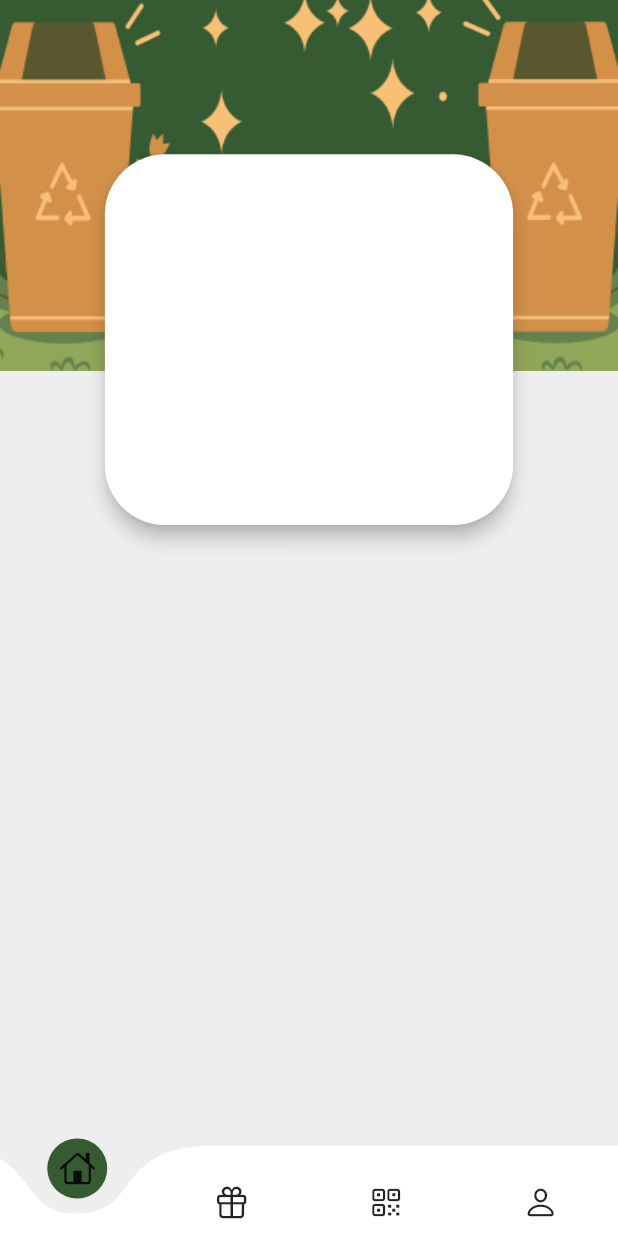
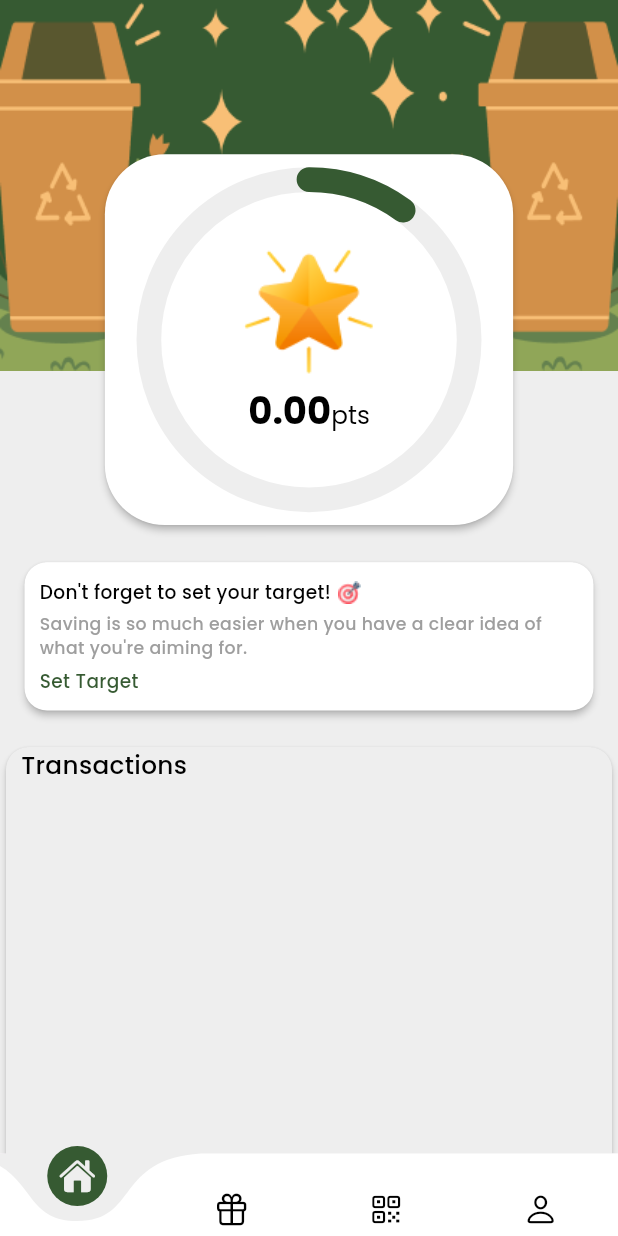
Before and after one commit to kimrolx/EcoPoints-Mobile, a Flutter app: the screen it shows once a user with an empty profile is signed in, on a phone screen of 412 x 824 dp. Run offline on Flutter 3.47's test engine with Material 3 defaults, Android fonts, the phone set to English and light mode, and no system bars; drawn by our look-alikes of curved_navigation_bar, percent_indicator; our stand-ins replace firebase_auth, firebase_core, flutter_spinkit, flutter_svg, form_field_validator, gap and 5 more; accounts and stored records are empty.

Commit message:
added placeholders for dynamic data in homescreen, improved bottom navbar design

```diff
--- a/lib/src/features/screens/account-screen/account_screen.dart
+++ b/lib/src/features/screens/account-screen/account_screen.dart
@@ -29,7 +29,12 @@ class AccountScreen extends StatelessWidget {
     );
   }
 
-  onLogoutClick(BuildContext context) {
-    WaitingDialog.show(context, future: AuthController.I.logout());
+  void onLogoutClick(BuildContext context) {
+    WaitingDialog.show(
+      context,
+      future: Future.delayed(const Duration(seconds: 1)).then((_) async {
+        await AuthController.I.logout();
+      }),
+    );
   }
 }
--- a/lib/src/features/screens/home-screen/home_screen.dart
+++ b/lib/src/features/screens/home-screen/home_screen.dart
@@ -1,7 +1,10 @@
 import 'package:ecopoints/src/components/constants/colors/ecopoints_colors.dart';
+import 'package:ecopoints/src/features/screens/home-screen/widgets/goal_setter.dart';
 import 'package:ecopoints/src/features/screens/home-screen/widgets/points_indicator.dart';
+import 'package:ecopoints/src/features/screens/home-screen/widgets/transactions.dart';
 import 'package:ecopoints/src/features/screens/home-screen/widgets/trashcan_background.dart';
 import 'package:flutter/material.dart';
+import 'package:gap/gap.dart';
 
 class HomeScreen extends StatelessWidget {
   static const String route = "/home";
@@ -17,14 +20,38 @@ class HomeScreen extends StatelessWidget {
 
     return Scaffold(
       backgroundColor: EcoPointsColors.lighGray,
-      body: SizedBox(
-        height: height,
-        width: width,
-        child: const Stack(
-          children: [
-            TrashcanBackgroundHomeScreen(),
-            PointsIndicatorHomeScreen(),
-          ],
+      body: SingleChildScrollView(
+        physics: const BouncingScrollPhysics(),
+        child: SizedBox(
+          height: height,
+          width: width,
+          child: Stack(
+            children: [
+              const TrashcanBackgroundHomeScreen(),
+              Positioned(
+                top: height * 0.12,
+                left: width * 0.16,
+                right: width * 0.16,
+                child: const PointsIndicatorHomeScreen(),
+              ),
+              Positioned(
+                top: height * 0.45,
+                left: 0,
+                right: 0,
+                child: Column(
+                  crossAxisAlignment: CrossAxisAlignment.start,
+                  children: [
+                    Padding(
+                      padding: EdgeInsets.symmetric(horizontal: width * 0.03),
+                      child: const GoalSetterHomeScreen(),
+                    ),
+                    Gap(height * 0.02),
+                    const TransactionsHomeScreen()
+                  ],
+                ),
+              ),
+            ],
+          ),
         ),
       ),
     );
--- /dev/null
+++ b/lib/src/features/screens/home-screen/widgets/goal_setter.dart
@@ -0,0 +1,68 @@
+import 'package:ecopoints/src/components/constants/text_style/ecopoints_themes.dart';
+import 'package:flutter/material.dart';
+import 'package:gap/gap.dart';
+
+import '../../../../components/constants/colors/ecopoints_colors.dart';
+
+class GoalSetterHomeScreen extends StatelessWidget {
+  const GoalSetterHomeScreen({super.key});
+
+  @override
+  Widget build(BuildContext context) {
+    double width = MediaQuery.of(context).size.width;
+    double height = MediaQuery.of(context).size.height;
+
+    return Card(
+      shape: RoundedRectangleBorder(borderRadius: BorderRadius.circular(15)),
+      color: EcoPointsColors.white,
+      elevation: 2,
+      child: SizedBox(
+        height: height * 0.12,
+        width: width,
+        child: Padding(
+          padding: const EdgeInsets.all(10.0),
+          child: Column(
+            crossAxisAlignment: CrossAxisAlignment.start,
+            children: [
+              Row(
+                children: [
+                  Text(
+                    "Don't forget to set your target!",
+                    style: EcoPointsTextStyles.blackTextStyle(
+                      size: width * 0.03,
+                      weight: FontWeight.w500,
+                    ),
+                  ),
+                  Gap(width * 0.005),
+                  Image.asset(
+                    "assets/icons/target-icon.png",
+                    width: width * 0.05,
+                  ),
+                ],
+              ),
+              Gap(height * 0.003),
+              Text(
+                "Saving is so much easier when you have a clear idea of what you're aiming for.",
+                style: EcoPointsTextStyles.grayTextStyle(
+                  size: width * 0.028,
+                  weight: FontWeight.w500,
+                ),
+              ),
+              const Spacer(),
+              InkWell(
+                onTap: () {}, //TODO: Add set target event handler
+                child: Text(
+                  "Set Target",
+                  style: EcoPointsTextStyles.greenTextStyle(
+                    size: width * 0.03,
+                    weight: FontWeight.w500,
+                  ),
+                ),
+              ),
+            ],
+          ),
+        ),
+      ),
+    );
+  }
+}
--- a/lib/src/features/screens/home-screen/widgets/points_indicator.dart
+++ b/lib/src/features/screens/home-screen/widgets/points_indicator.dart
@@ -1,4 +1,6 @@
+import 'package:ecopoints/src/components/constants/text_style/ecopoints_themes.dart';
 import 'package:flutter/material.dart';
+import 'package:percent_indicator/circular_percent_indicator.dart';
 
 import '../../../../components/constants/colors/ecopoints_colors.dart';
 
@@ -10,17 +12,52 @@ class PointsIndicatorHomeScreen extends StatelessWidget {
     double width = MediaQuery.of(context).size.width;
     double height = MediaQuery.of(context).size.height;
 
-    return Positioned(
-      top: height * 0.12,
-      left: width * 0.16,
-      right: width * 0.16,
-      child: Card(
-        shape: RoundedRectangleBorder(
-          borderRadius: BorderRadius.circular(40),
+    return Card(
+      shape: RoundedRectangleBorder(borderRadius: BorderRadius.circular(40)),
+      color: EcoPointsColors.white,
+      elevation: 2,
+      child: SizedBox(
+        height: height * 0.3,
+        child: Center(
+          child: CircularPercentIndicator(
+            percent: 0.1, //TODO: Dynamic points percentage (target points)
+            radius: 115,
+            lineWidth: width * 0.04,
+            progressColor: EcoPointsColors.darkGreen,
+            backgroundColor: EcoPointsColors.lighGray,
+            circularStrokeCap: CircularStrokeCap.round,
+            center: Column(
+              mainAxisAlignment: MainAxisAlignment.center,
+              mainAxisSize: MainAxisSize.min,
+              children: [
+                Image.asset('assets/icons/star-icon.png'),
+                Flexible(
+                  child: RichText(
+                    text: TextSpan(
+                      children: [
+                        TextSpan(
+                          //TODO: Dynamic points
+                          text: "0.00",
+                          style: EcoPointsTextStyles.blackTextStyle(
+                            size: width * 0.06,
+                            weight: FontWeight.w700,
+                          ),
+                        ),
+                        TextSpan(
+                          text: "pts",
+                          style: EcoPointsTextStyles.blackTextStyle(
+                            size: width * 0.04,
+                            weight: FontWeight.w400,
+                          ),
+                        ),
+                      ],
+                    ),
+                  ),
+                ),
+              ],
+            ),
+          ),
         ),
-        color: EcoPointsColors.white,
-        elevation: 5,
-        child: Container(height: height * 0.3),
       ),
     );
   }
--- /dev/null
+++ b/lib/src/features/screens/home-screen/widgets/transactions.dart
@@ -0,0 +1,45 @@
+import 'package:ecopoints/src/components/constants/text_style/ecopoints_themes.dart';
+import 'package:flutter/material.dart';
+
+import '../../../../components/constants/colors/ecopoints_colors.dart';
+
+class TransactionsHomeScreen extends StatelessWidget {
+  const TransactionsHomeScreen({super.key});
+
+  @override
+  Widget build(BuildContext context) {
+    double width = MediaQuery.of(context).size.width;
+    double height = MediaQuery.of(context).size.height;
+
+    return Card(
+      shape: const RoundedRectangleBorder(
+        borderRadius: BorderRadius.only(
+          topLeft: Radius.circular(15),
+          topRight: Radius.circular(15),
+        ),
+      ),
+      color: EcoPointsColors.lighGray,
+      elevation: 2,
+      child: SizedBox(
+        height: height,
+        width: width,
+        child: Padding(
+          padding: const EdgeInsets.symmetric(horizontal: 10.0),
+          child: Column(
+            crossAxisAlignment: CrossAxisAlignment.start,
+            children: [
+              Text(
+                "Transactions",
+                style: EcoPointsTextStyles.blackTextStyle(
+                  size: width * 0.04,
+                  weight: FontWeight.w500,
+                ),
+                //TODO: Transaction List here
+              ),
+            ],
+          ),
+        ),
+      ),
+    );
+  }
+}
--- a/lib/src/features/screens/home-screen/wrapper.dart
+++ b/lib/src/features/screens/home-screen/wrapper.dart
@@ -5,7 +5,7 @@ import 'package:flutter/cupertino.dart';
 import 'package:flutter/material.dart';
 
 import '../../../routes/router.dart';
-import '../rewards_catalog_screen.dart';
+import '../rewards-catalog-screen/rewards_catalog_screen.dart';
 import '../scan_qr_screen.dart';
 import 'home_screen.dart';
 
@@ -32,35 +32,62 @@ class _HomeWrapperState extends State<HomeWrapper> {
     return Scaffold(
       body: widget.child ?? const Placeholder(),
       bottomNavigationBar: CurvedNavigationBar(
-        height: 60.0,
+        height: 55.0,
         buttonBackgroundColor: EcoPointsColors.darkGreen,
         backgroundColor: EcoPointsColors.lighGray,
-        animationDuration: const Duration(milliseconds: 200),
+        animationDuration: const Duration(milliseconds: 250),
         onTap: (i) {
           setState(() {
             index = i;
             GlobalRouter.I.router.go(routes[i]);
           });
         },
-        items: const [
-          Icon(
-            CupertinoIcons.home,
-            semanticLabel: "Home",
+        items: [
+          _buildNavItem(
+            selectedIndex: index,
+            itemIndex: 0,
+            icon: CupertinoIcons.house_fill,
+            unselectedIcon: CupertinoIcons.home,
+            label: "Home",
           ),
-          Icon(
-            CupertinoIcons.gift,
-            semanticLabel: "Rewards",
+          _buildNavItem(
+            selectedIndex: index,
+            itemIndex: 1,
+            icon: CupertinoIcons.gift_fill,
+            unselectedIcon: CupertinoIcons.gift,
+            label: "Rewards",
           ),
           Icon(
             CupertinoIcons.qrcode,
-            semanticLabel: "QR",
+            semanticLabel: "QR Code",
+            color:
+                index == 2 ? EcoPointsColors.lighGray : EcoPointsColors.black,
           ),
-          Icon(
-            CupertinoIcons.person,
-            semanticLabel: "Account",
+          _buildNavItem(
+            selectedIndex: index,
+            itemIndex: 3,
+            icon: CupertinoIcons.person_fill,
+            unselectedIcon: CupertinoIcons.person,
+            label: "Account",
           ),
         ],
       ),
     );
   }
+
+  Widget _buildNavItem({
+    required int selectedIndex,
+    required int itemIndex,
+    required IconData icon,
+    IconData? unselectedIcon,
+    required String label,
+  }) {
+    return Icon(
+      selectedIndex == itemIndex ? icon : unselectedIcon ?? icon,
+      semanticLabel: label,
+      color: selectedIndex == itemIndex
+          ? EcoPointsColors.lighGray
+          : EcoPointsColors.black,
+    );
+  }
 }
--- a/lib/src/routes/router.dart
+++ b/lib/src/routes/router.dart
@@ -10,7 +10,7 @@ import '../features/screens/home-screen/wrapper.dart';
 import '../features/screens/login-screen/login_screen.dart';
 import '../features/screens/forgot_password_screen.dart';
 import '../features/screens/registration_screen.dart';
-import '../features/screens/rewards_catalog_screen.dart';
+import '../features/screens/rewards-catalog-screen/rewards_catalog_screen.dart';
 import '../features/screens/scan_qr_screen.dart';
 
 class GlobalRouter {
--- a/lib/src/shared/services/auth_service.dart
+++ /dev/null
@@ -1,18 +0,0 @@
-import 'package:firebase_auth/firebase_auth.dart';
-import 'package:google_sign_in/google_sign_in.dart';
-
-class AuthService {
-  loginWithGoogle() async {
-    final GoogleSignInAccount? googleUser = await GoogleSignIn().signIn();
-
-    final GoogleSignInAuthentication googleAuth =
-        await googleUser!.authentication;
-
-    final credential = GoogleAuthProvider.credential(
-      accessToken: googleAuth.accessToken,
-      idToken: googleAuth.idToken,
-    );
-
-    return await FirebaseAuth.instance.signInWithCredential(credential);
-  }
-}
--- a/pubspec.yaml
+++ b/pubspec.yaml
@@ -22,6 +22,7 @@ dependencies:
   google_sign_in: ^6.2.1
   firebase_auth: ^5.1.1
   curved_navigation_bar: ^1.0.6
+  percent_indicator: ^4.2.3
 
 dev_dependencies:
   flutter_test:
```
Also changed, not shown: assets/icons/star-icon.png (added), assets/icons/target-icon.png (added), lib/src/features/screens/rewards-catalog-screen/rewards_catalog_screen.dart (renamed from lib/src/features/screens/rewards_catalog_screen.dart), pubspec.lock.
